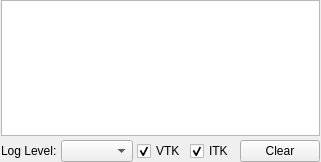
3dct/open_iA, file libs/gui/log.ui: the form before one commit.
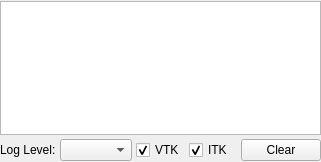
The form after the commit.

The edit to the form file:
```diff
--- a/libs/gui/log.ui
+++ b/libs/gui/log.ui
@@ -19,16 +19,16 @@
      <number>4</number>
     </property>
     <property name="leftMargin">
-     <number>1</number>
+     <number>0</number>
     </property>
     <property name="topMargin">
-     <number>0</number>
+     <number>1</number>
     </property>
     <property name="rightMargin">
-     <number>1</number>
+     <number>0</number>
     </property>
     <property name="bottomMargin">
-     <number>0</number>
+     <number>1</number>
     </property>
     <item>
      <widget class="QTextEdit" name="logTextEdit">
```
